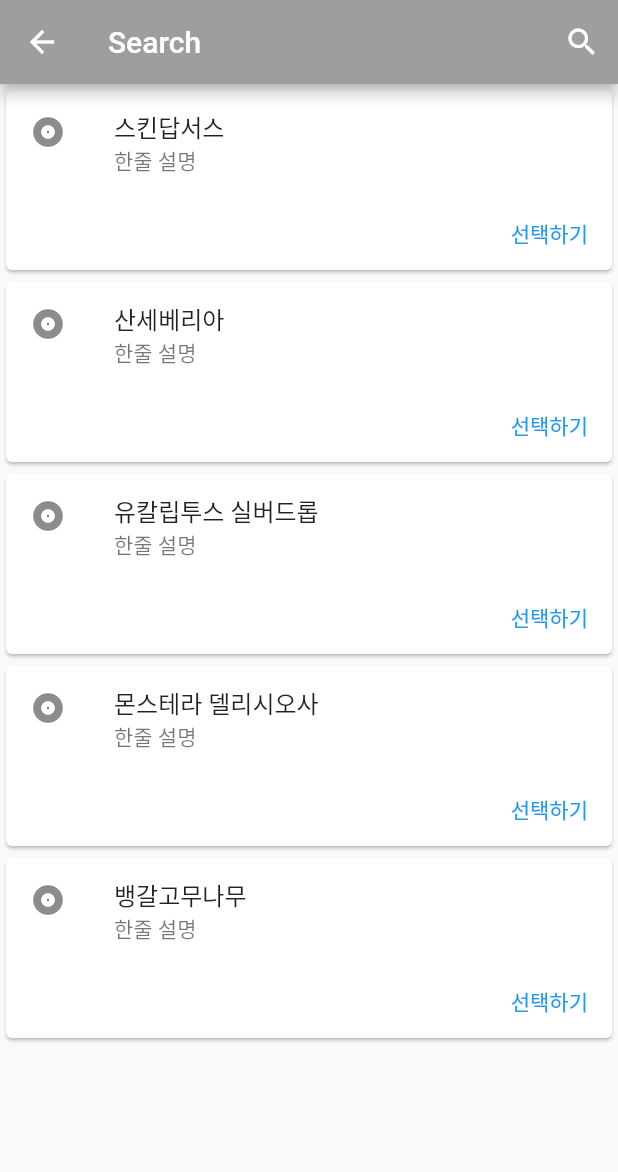
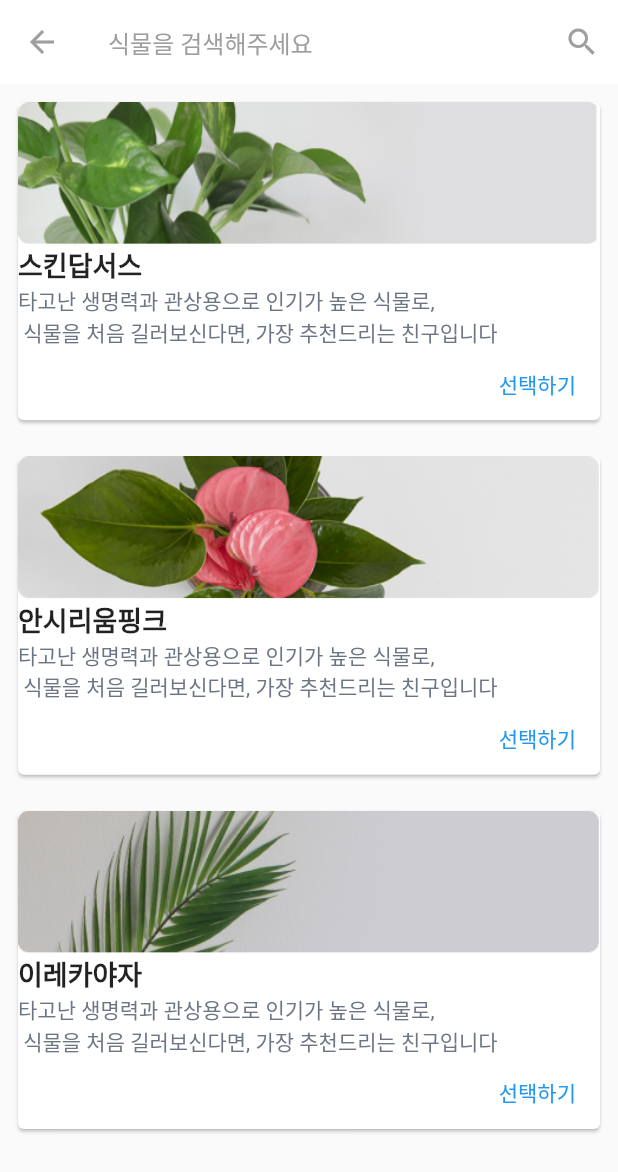
Before and after one commit to ljw-LAB/Everybodys_Plant, a Flutter app: the PlantList screen opened directly, on a phone screen of 412 x 824 dp. Shown: the top 1172 px of the screen. Run offline on Flutter 3.47's test engine with Material 2 defaults, Android fonts, the phone set to English and light mode, and no system bars; our stand-ins replace camera, date_picker_timeline, geolocator, image_picker, shared_preferences, syncfusion_flutter_datepicker and 1 more; accounts and stored records are empty.

Commit message:
22년4월16일, 플랜트리스트(PlantList) 및 등록 페이지(RegiPage) 디자인 다듬기, 페이지 간 plantname 변수 넘겨받기

```diff
--- a/everybodys_plant/lib/home/home.dart
+++ b/everybodys_plant/lib/home/home.dart
@@ -1,6 +1,7 @@
 // import 'dart:html';
 
 import 'package:everybodys_plant/home/Bottomhome.dart';
+import 'package:everybodys_plant/register/plantlist.dart';
 
 import 'package:everybodys_plant/register/register_page.dart';
 import 'package:everybodys_plant/schedule/scheduler_org.dart';
@@ -17,7 +18,7 @@ class _MyHomePageState extends State<MyHomePage> {
   int _selectedIndex = 0;
 
   // 이동할 페이지
-  List _pages = [Plant_schedule_Page(), BottomHomePage(), RegisterPage()];
+  List _pages = [Plant_schedule_Page(), BottomHomePage(), PlantList()];
 
   @override
   Widget build(BuildContext context) {
--- a/everybodys_plant/lib/register/plantlist.dart
+++ b/everybodys_plant/lib/register/plantlist.dart
@@ -1,3 +1,4 @@
+import 'package:everybodys_plant/register/register_page.dart';
 import 'package:flutter/material.dart';
 
 class PlantList extends StatefulWidget {
@@ -12,11 +13,19 @@ class _PlantListState extends State<PlantList> {
   Widget build(BuildContext context) {
     return Scaffold(
       appBar: AppBar(
-        backgroundColor: Colors.grey,
-        title: const Text('Search'),
+        elevation: 0.0,
+        leading: BackButton(color: Colors.grey),
+        backgroundColor: Colors.white,
+        title: const Text(
+          '식물을 검색해주세요',
+          style: TextStyle(color: Colors.grey, fontSize: 16),
+        ),
         actions: [
           IconButton(
-            icon: const Icon(Icons.search),
+            icon: const Icon(
+              Icons.search,
+              color: Colors.grey,
+            ),
             onPressed: () {
               showSearch(
                 context: context,
@@ -29,21 +38,36 @@ class _PlantListState extends State<PlantList> {
       body: SingleChildScrollView(
         child: Column(
           children: [
-            Card(
+            Padding(
+              padding: const EdgeInsets.all(8.0),
+              child: Card(
                 child: Column(
-                mainAxisSize: MainAxisSize.min,
+                  crossAxisAlignment: CrossAxisAlignment.start,
                   children: <Widget>[
-                  const ListTile(
-                    leading: Icon(Icons.album),
-                    title: Text('스킨답서스'),
-                    subtitle: Text('한줄 설명'),
+                    Image.asset(
+                      'assets/스킨답서스.png',
+                      fit: BoxFit.fitWidth,
                     ),
+                    Text('스킨답서스',
+                        style: TextStyle(
+                            fontSize: 18, fontWeight: FontWeight.bold)),
+                    Text(
+                        '타고난 생명력과 관상용으로 인기가 높은 식물로,\n 식물을 처음 길러보신다면, 가장 추천드리는 친구입니다',
+                        style: TextStyle(color: Color(0xff6B7583))),
                     Row(
                       mainAxisAlignment: MainAxisAlignment.end,
                       children: <Widget>[
                         TextButton(
                           child: const Text('선택하기'),
-                        onPressed: () {/* ... */},
+                          onPressed: () {
+                            Navigator.push(
+                              context,
+                              MaterialPageRoute(
+                                  builder: (context) => RegisterPage(
+                                        plantname: '스킨답서스',
+                                      )),
+                            );
+                          },
                         ),
                         const SizedBox(width: 8),
                       ],
@@ -51,21 +75,36 @@ class _PlantListState extends State<PlantList> {
                   ],
                 ),
               ),
-            Card(
+            ),
+            Padding(
+              padding: const EdgeInsets.all(8.0),
+              child: Card(
                 child: Column(
-                mainAxisSize: MainAxisSize.min,
+                  crossAxisAlignment: CrossAxisAlignment.start,
                   children: <Widget>[
-                  const ListTile(
-                    leading: Icon(Icons.album),
-                    title: Text('산세베리아'),
-                    subtitle: Text('한줄 설명'),
+                    Image.asset(
+                      'assets/안시리움핑크.png',
+                      fit: BoxFit.fitWidth,
                     ),
+                    Text('안시리움핑크',
+                        style: TextStyle(
+                            fontSize: 18, fontWeight: FontWeight.bold)),
+                    Text(
+                        '타고난 생명력과 관상용으로 인기가 높은 식물로,\n 식물을 처음 길러보신다면, 가장 추천드리는 친구입니다',
+                        style: TextStyle(color: Color(0xff6B7583))),
                     Row(
                       mainAxisAlignment: MainAxisAlignment.end,
                       children: <Widget>[
                         TextButton(
                           child: const Text('선택하기'),
-                        onPressed: () {/* ... */},
+                          onPressed: () {
+                            Navigator.push(
+                              context,
+                              MaterialPageRoute(
+                                  builder: (context) =>
+                                      RegisterPage(plantname: '안시리움핑크')),
+                            );
+                          },
                         ),
                         const SizedBox(width: 8),
                       ],
@@ -73,70 +112,42 @@ class _PlantListState extends State<PlantList> {
                   ],
                 ),
               ),
-            Card(
+            ),
+            Padding(
+              padding: const EdgeInsets.all(8.0),
+              child: Card(
                 child: Column(
-                mainAxisSize: MainAxisSize.min,
+                  crossAxisAlignment: CrossAxisAlignment.start,
                   children: <Widget>[
-                  const ListTile(
-                    leading: Icon(Icons.album),
-                    title: Text('유칼립투스 실버드롭'),
-                    subtitle: Text('한줄 설명'),
+                    Image.asset(
+                      'assets/이레카야자.png',
+                      fit: BoxFit.fitWidth,
                     ),
+                    Text('이레카야자',
+                        style: TextStyle(
+                            fontSize: 18, fontWeight: FontWeight.bold)),
+                    Text(
+                        '타고난 생명력과 관상용으로 인기가 높은 식물로,\n 식물을 처음 길러보신다면, 가장 추천드리는 친구입니다',
+                        style: TextStyle(color: Color(0xff6B7583))),
                     Row(
                       mainAxisAlignment: MainAxisAlignment.end,
                       children: <Widget>[
                         TextButton(
                           child: const Text('선택하기'),
-                        onPressed: () {/* ... */},
+                          onPressed: () {
+                            Navigator.push(
+                                context,
+                                MaterialPageRoute(
+                                    builder: (context) => RegisterPage(
+                                          plantname: '이레카자야',
+                                        )));
+                          },
                         ),
                         const SizedBox(width: 8),
                       ],
                     ),
                   ],
                 ),
-            ),
-            Card(
-              child: Column(
-                mainAxisSize: MainAxisSize.min,
-                children: <Widget>[
-                  const ListTile(
-                    leading: Icon(Icons.album),
-                    title: Text('몬스테라 델리시오사'),
-                    subtitle: Text('한줄 설명'),
-                  ),
-                  Row(
-                    mainAxisAlignment: MainAxisAlignment.end,
-                    children: <Widget>[
-                      TextButton(
-                        child: const Text('선택하기'),
-                        onPressed: () {/* ... */},
-                      ),
-                      const SizedBox(width: 8),
-                    ],
-                  ),
-                ],
-              ),
-            ),
-            Card(
-              child: Column(
-                mainAxisSize: MainAxisSize.min,
-                children: <Widget>[
-                  const ListTile(
-                    leading: Icon(Icons.album),
-                    title: Text('뱅갈고무나무'),
-                    subtitle: Text('한줄 설명'),
-                  ),
-                  Row(
-                    mainAxisAlignment: MainAxisAlignment.end,
-                    children: <Widget>[
-                      TextButton(
-                        child: const Text('선택하기'),
-                        onPressed: () {/* ... */},
-                      ),
-                      const SizedBox(width: 8),
-                    ],
-                  ),
-                ],
               ),
             ),
           ],
@@ -146,6 +157,7 @@ class _PlantListState extends State<PlantList> {
   }
 }
 
+// 검색기능구현 관련
 class MySearchDelegate extends SearchDelegate {
   List<String> searchResults = [
     '스킨답서스',
@@ -157,7 +169,7 @@ class MySearchDelegate extends SearchDelegate {
 
   @override
   Widget? buildLeading(BuildContext context) => IconButton(
-        icon: const Icon(Icons.arrow_back),
+        icon: const Icon(Icons.arrow_back, color: Colors.grey),
         onPressed: () => close(context, null), // close search bar
       );
 
```
Also changed, not shown: everybodys_plant/lib/register/register_page.dart (+85 -60 lines), everybodys_plant/assets/스킨답서스.png (added), everybodys_plant/assets/안시리움핑크.png (added), everybodys_plant/assets/이레카야자.png (added), everybodys_plant/pubspec.lock, 1 other file. Lines whose indentation alone changed are shown as unchanged.
